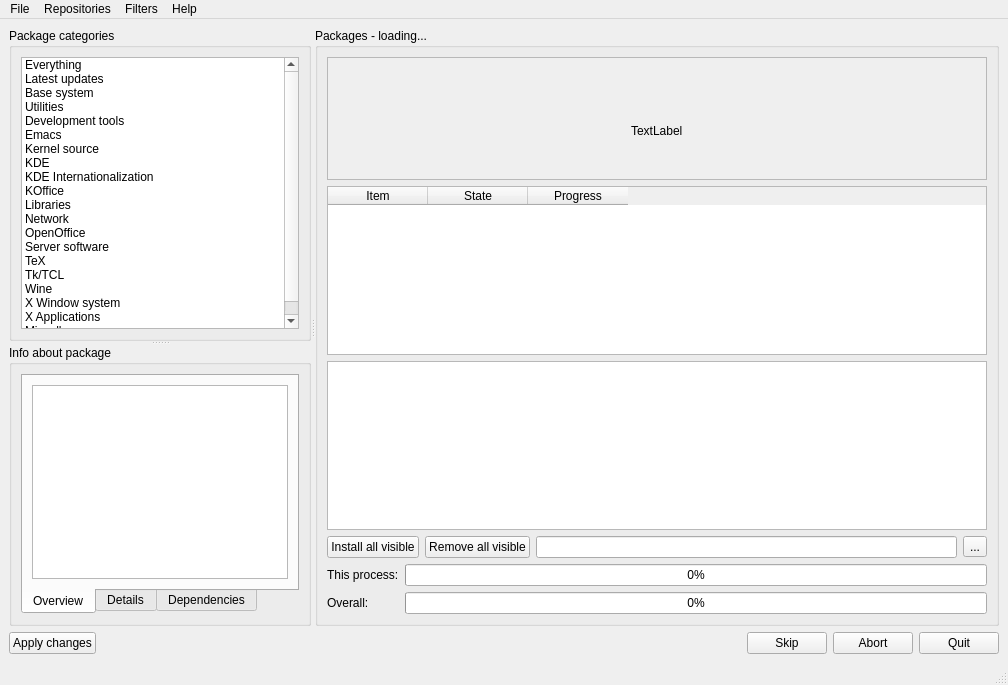
Before: the Qt Designer form mpkg/manager/pkgmanager.ui in BackupTheBerlios/mops, drawn with Qt 5.
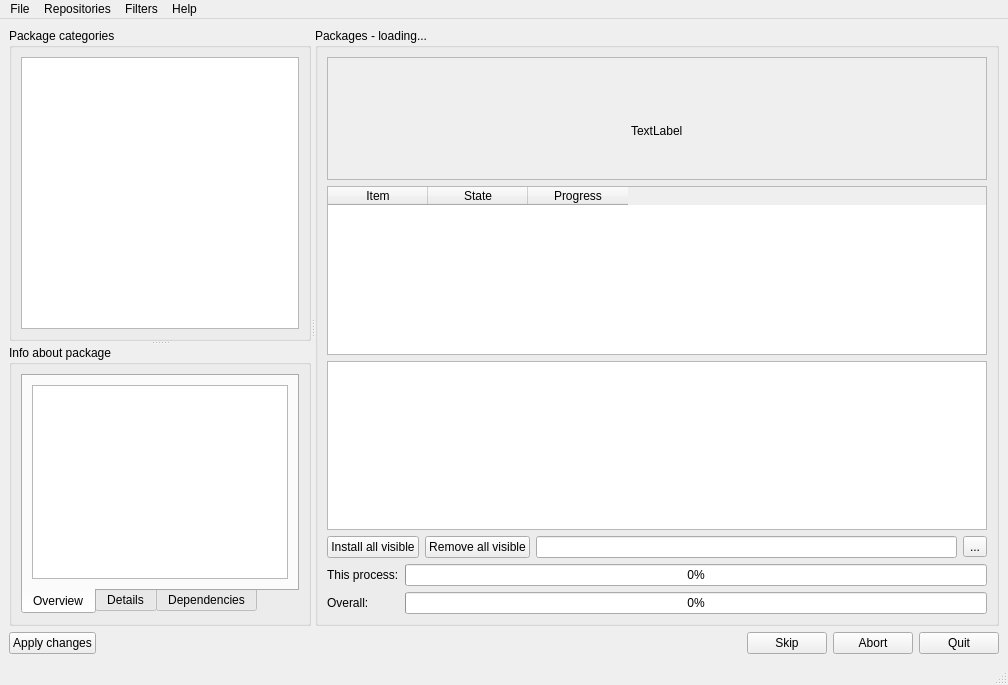
After: the same form once the commit is applied. Icons and pictures are not drawn.

Patch:
```diff
--- a/mpkg/manager/pkgmanager.ui
+++ b/mpkg/manager/pkgmanager.ui
@@ -81,166 +81,6 @@
               <height>32</height>
              </size>
             </property>
-            <item>
-             <property name="text" >
-              <string>Everything</string>
-             </property>
-             <property name="icon" >
-              <iconset>../../../opt/kde/share/icons/crystalsvg/32x32/apps/penguin.png</iconset>
-             </property>
-            </item>
-            <item>
-             <property name="text" >
-              <string>Latest updates</string>
-             </property>
-             <property name="icon" >
-              <iconset>icons/icons/default.kde/32x32/apps/superkaramba.png</iconset>
-             </property>
-            </item>
-            <item>
-             <property name="text" >
-              <string>Base system</string>
-             </property>
-             <property name="icon" >
-              <iconset>icons/icons/default.kde/32x32/apps/kcmprocessor.png</iconset>
-             </property>
-            </item>
-            <item>
-             <property name="text" >
-              <string>Utilities</string>
-             </property>
-             <property name="icon" >
-              <iconset>icons/icons/default.kde/32x32/apps/xconsole.png</iconset>
-             </property>
-            </item>
-            <item>
-             <property name="text" >
-              <string>Development tools</string>
-             </property>
-             <property name="icon" >
-              <iconset>icons/icons/default.kde/32x32/apps/alevt.png</iconset>
-             </property>
-            </item>
-            <item>
-             <property name="text" >
-              <string>Emacs</string>
-             </property>
-             <property name="icon" >
-              <iconset>../../../opt/kde/share/icons/crystalsvg/32x32/apps/plan.png</iconset>
-             </property>
-            </item>
-            <item>
-             <property name="text" >
-              <string>Kernel source</string>
-             </property>
-             <property name="icon" >
-              <iconset>icons/icons/default.kde/32x32/apps/kcmpci.png</iconset>
-             </property>
-            </item>
-            <item>
-             <property name="text" >
-              <string>KDE</string>
-             </property>
-             <property name="icon" >
-              <iconset>../../../opt/kde/share/icons/MOPSIcons/128x128/apps/go.png</iconset>
-             </property>
-            </item>
-            <item>
-             <property name="text" >
-              <string>KDE Internationalization</string>
-             </property>
-             <property name="icon" >
-              <iconset>../../../opt/kde/share/icons/crystalsvg/128x128/apps/kmenu.png</iconset>
-             </property>
-            </item>
-            <item>
-             <property name="text" >
-              <string>KOffice</string>
-             </property>
-             <property name="icon" >
-              <iconset>../../../opt/kde/share/icons/crystalsvg/128x128/apps/wp.png</iconset>
-             </property>
-            </item>
-            <item>
-             <property name="text" >
-              <string>Libraries</string>
-             </property>
-             <property name="icon" >
-              <iconset>icons/icons/default.kde/32x32/apps/kcmsystem.png</iconset>
-             </property>
-            </item>
-            <item>
-             <property name="text" >
-              <string>Network</string>
-             </property>
-             <property name="icon" >
-              <iconset>icons/icons/default.kde/32x32/apps/ktalkd.png</iconset>
-             </property>
-            </item>
-            <item>
-             <property name="text" >
-              <string>OpenOffice</string>
-             </property>
-             <property name="icon" >
-              <iconset>../../../opt/kde/share/icons/MOPSIcons/128x128/apps/ooo-base.png</iconset>
-             </property>
-            </item>
-            <item>
-             <property name="text" >
-              <string>Server software</string>
-             </property>
-             <property name="icon" >
-              <iconset>icons/icons/default.kde/32x32/apps/gnomemeeting.png</iconset>
-             </property>
-            </item>
-            <item>
-             <property name="text" >
-              <string>TeX</string>
-             </property>
-             <property name="icon" >
-              <iconset>../../../opt/kde/share/icons/crystalsvg/128x128/apps/fonts.png</iconset>
-             </property>
-            </item>
-            <item>
-             <property name="text" >
-              <string>Tk/TCL</string>
-             </property>
-             <property name="icon" >
-              <iconset>../../../opt/kde/share/icons/crystalsvg/128x128/apps/kcmdevices.png</iconset>
-             </property>
-            </item>
-            <item>
-             <property name="text" >
-              <string>Wine</string>
-             </property>
-             <property name="icon" >
-              <iconset>icons/icons/default.kde/32x32/apps/wine.png</iconset>
-             </property>
-            </item>
-            <item>
-             <property name="text" >
-              <string>X Window system</string>
-             </property>
-             <property name="icon" >
-              <iconset>../../../opt/kde/share/icons/crystalsvg/32x32/apps/kcmx.png</iconset>
-             </property>
-            </item>
-            <item>
-             <property name="text" >
-              <string>X Applications</string>
-             </property>
-             <property name="icon" >
-              <iconset>../../../opt/kde/share/icons/crystalsvg/64x64/apps/style.png</iconset>
-             </property>
-            </item>
-            <item>
-             <property name="text" >
-              <string>Miscellaneous</string>
-             </property>
-             <property name="icon" >
-              <iconset>icons/icons/default.kde/32x32/apps/fifteenpieces.png</iconset>
-             </property>
-            </item>
            </widget>
           </widget>
          </item>
```
Left out of the diff: 16 changed lines with no effect on the pictures.
